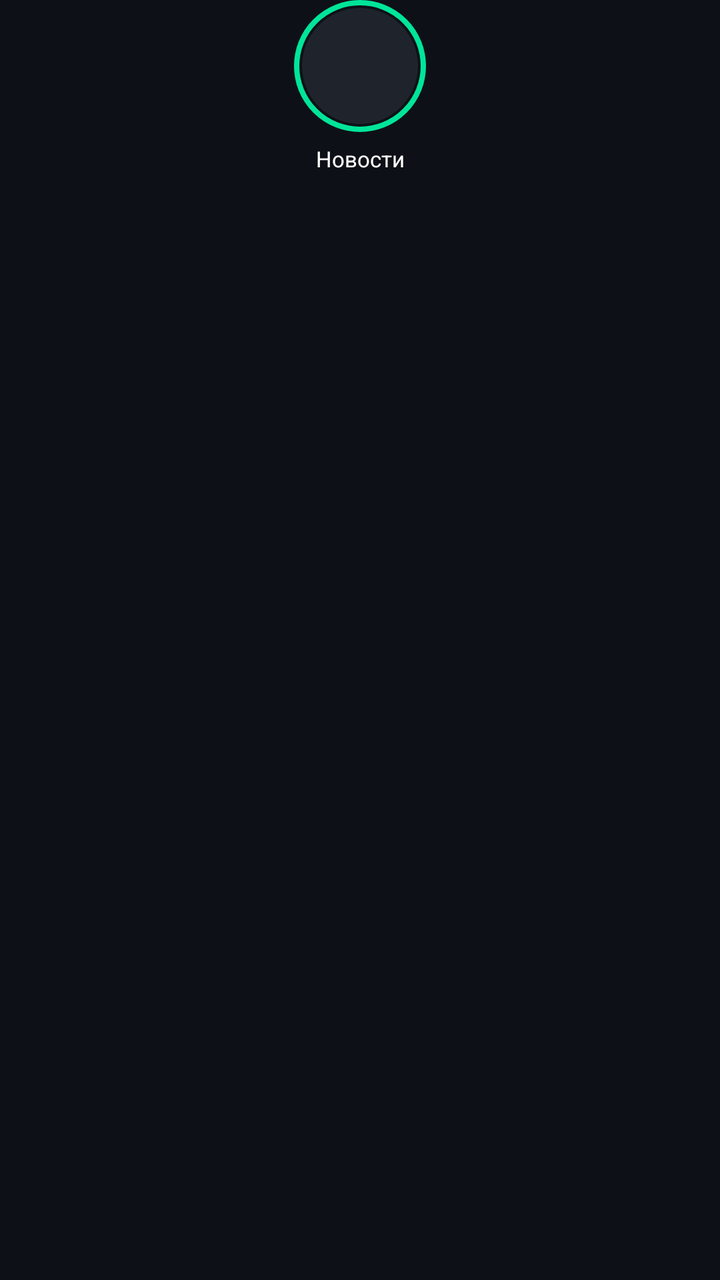
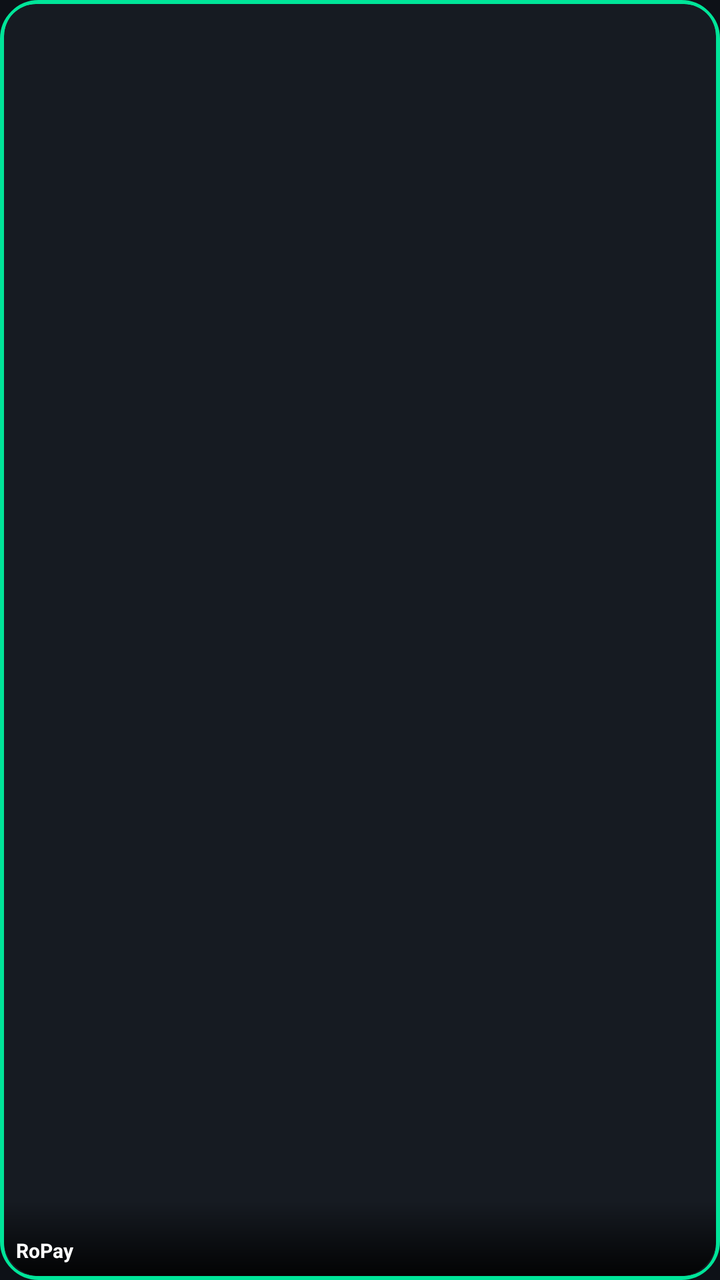

Compare the two renders of this Android layout. The source of the first and the diff that turns it into the second are given below.
<!-- AndroidManifest.xml: application theme Theme.RoPay -->
<!-- res/layout/item_story.xml -->
<?xml version="1.0" encoding="utf-8"?>
<LinearLayout xmlns:android="http://schemas.android.com/apk/res/android"
    android:layout_width="wrap_content"
    android:layout_height="wrap_content"
    android:orientation="vertical"
    android:gravity="center_horizontal"
    android:layout_marginEnd="14dp">

    <FrameLayout
        android:id="@+id/fl_story_ring"
        android:layout_width="66dp"
        android:layout_height="66dp"
        android:background="@drawable/bg_story_ring_unviewed">

        <ImageView
            android:id="@+id/iv_story_thumb"
            android:layout_width="match_parent"
            android:layout_height="match_parent"
            android:scaleType="centerCrop"
            android:background="@drawable/bg_circle_avatar"
            android:contentDescription="Story Thumbnail" />
    </FrameLayout>

    <TextView
        android:id="@+id/tv_story_title"
        android:layout_width="68dp"
        android:layout_height="wrap_content"
        android:layout_marginTop="6dp"
        android:gravity="center"
        android:maxLines="1"
        android:ellipsize="end"
        android:text="Новости"
        android:textColor="@color/white"
        android:textSize="11sp" />

</LinearLayout>
<!-- resources referenced by this layout -->
<resources>
  <color name="white">#FFFFFF</color>
  <!-- drawable bg_circle_avatar (drawable) -->
  <?xml version="1.0" encoding="utf-8"?>
  <shape xmlns:android="http://schemas.android.com/apk/res/android"
      android:shape="oval">
      <solid android:color="@color/bg_card_secondary" />
  </shape>
  <!-- drawable bg_story_ring_unviewed (drawable) -->
  <?xml version="1.0" encoding="utf-8"?>
  <shape xmlns:android="http://schemas.android.com/apk/res/android"
      android:shape="oval">
      <stroke android:width="2.5dp" android:color="@color/mint" />
      <padding android:bottom="4dp" android:left="4dp" android:right="4dp" android:top="4dp" />
  </shape>
  <style name="Theme.RoPay" parent="Theme.Material3.Dark.NoActionBar">
          <item name="colorPrimary">@color/mint</item>
          <item name="colorSecondary">@color/purple</item>
          <item name="android:statusBarColor">@color/bg_dark</item>
          <item name="android:navigationBarColor">@color/bg_dark</item>
          <item name="android:windowBackground">@color/bg_dark</item>
      </style>
  <color name="bg_card_secondary">#1F242C</color>
  <color name="mint">#00E599</color>
  <color name="purple">#8E44AD</color>
  <color name="bg_dark">#0D1117</color>
</resources>

<!-- the commit's change to res/layout/item_story.xml (unified diff, before → after) -->
@@ -1,36 +1,71 @@
 <?xml version="1.0" encoding="utf-8"?>
-<LinearLayout xmlns:android="http://schemas.android.com/apk/res/android"
-    android:layout_width="wrap_content"
-    android:layout_height="wrap_content"
-    android:orientation="vertical"
-    android:gravity="center_horizontal"
-    android:layout_marginEnd="14dp">
+<FrameLayout xmlns:android="http://schemas.android.com/apk/res/android"
+    xmlns:app="http://schemas.android.com/apk/res-auto"
+    android:id="@+id/fl_status_container"
+    android:layout_width="76dp"
+    android:layout_height="76dp"
+    android:layout_marginEnd="12dp"
+    android:background="@drawable/bg_status_square_unviewed"
+    android:padding="2dp">
 
-    <FrameLayout
-        android:id="@+id/fl_story_ring"
-        android:layout_width="66dp"
-        android:layout_height="66dp"
-        android:background="@drawable/bg_story_ring_unviewed">
+    
+    <androidx.cardview.widget.CardView
+        android:layout_width="match_parent"
+        android:layout_height="match_parent"
+        app:cardCornerRadius="16dp"
+        app:cardElevation="0dp"
+        app:cardBackgroundColor="@color/bg_card">
 
-        <ImageView
-            android:id="@+id/iv_story_thumb"
+        <FrameLayout
             android:layout_width="match_parent"
-            android:layout_height="match_parent"
-            android:scaleType="centerCrop"
-            android:background="@drawable/bg_circle_avatar"
-            android:contentDescription="Story Thumbnail" />
-    </FrameLayout>
+            android:layout_height="match_parent">
 
-    <TextView
-        android:id="@+id/tv_story_title"
-        android:layout_width="68dp"
-        android:layout_height="wrap_content"
-        android:layout_marginTop="6dp"
-        android:gravity="center"
-        android:maxLines="1"
-        android:ellipsize="end"
-        android:text="Новости"
-        android:textColor="@color/white"
-        android:textSize="11sp" />
+            
+            <ImageView
+                android:id="@+id/iv_story_thumb"
+                android:layout_width="match_parent"
+                android:layout_height="match_parent"
+                android:scaleType="centerCrop"
+                android:contentDescription="Status Media" />
 
-</LinearLayout>
+            
+            <FrameLayout
+                android:id="@+id/fl_story_fallback"
+                android:layout_width="match_parent"
+                android:layout_height="match_parent"
+                android:background="@color/bg_card"
+                android:visibility="gone">
+
+                <ImageView
+                    android:id="@+id/iv_fallback_icon"
+                    android:layout_width="28dp"
+                    android:layout_height="28dp"
+                    android:layout_gravity="center"
+                    android:src="@drawable/ic_bolt"
+                    app:tint="@color/mint" />
+            </FrameLayout>
+
+            
+            <View
+                android:layout_width="match_parent"
+                android:layout_height="38dp"
+                android:layout_gravity="bottom"
+                android:background="@drawable/scrim_bottom_dark" />
+
+            
+            <TextView
+                android:id="@+id/tv_story_title"
+                android:layout_width="match_parent"
+                android:layout_height="wrap_content"
+                android:layout_gravity="bottom"
+                android:ellipsize="end"
+                android:maxLines="2"
+                android:padding="6dp"
+                android:text="RoPay"
+                android:textColor="@color/white"
+                android:textSize="10sp"
+                android:textStyle="bold" />
+
+        </FrameLayout>
+    </androidx.cardview.widget.CardView>
+</FrameLayout>
<!-- resource entries referenced after the edit -->
@@ -1,18 +1,36 @@
 <!-- resources referenced by this layout -->
 <resources>
+  <color name="bg_card">#161B22</color>
   <color name="white">#FFFFFF</color>
-  <!-- drawable bg_circle_avatar (drawable) -->
+  <!-- drawable bg_status_square_unviewed (drawable) -->
   <?xml version="1.0" encoding="utf-8"?>
   <shape xmlns:android="http://schemas.android.com/apk/res/android"
-      android:shape="oval">
-      <solid android:color="@color/bg_card_secondary" />
+      android:shape="rectangle">
+      <corners android:radius="18dp" />
+      <solid android:color="@color/bg_card" />
+      <stroke android:width="2.5dp" android:color="@color/mint" />
   </shape>
-  <!-- drawable bg_story_ring_unviewed (drawable) -->
+  <!-- drawable ic_bolt (drawable) -->
+  <vector xmlns:android="http://schemas.android.com/apk/res/android"
+      android:width="24dp"
+      android:height="24dp"
+      android:viewportWidth="24"
+      android:viewportHeight="24">
+      <path
+          android:fillColor="#FFFFFFFF"
+          android:pathData="M11,21h-1l1,-7H7.5c-0.58,0 -0.57,-0.32 -0.38,-0.66 0.19,-0.34 0.05,-0.08 0.07,-0.12C8.48,10.94 10.42,7.54 13,3h1l-1,7h3.5c0.49,0 0.56,0.33 0.47,0.51l-0.07,0.15C12.96,17.55 11,21 11,21z"/>
+  </vector>
+  <!-- drawable scrim_bottom_dark (drawable) -->
   <?xml version="1.0" encoding="utf-8"?>
   <shape xmlns:android="http://schemas.android.com/apk/res/android"
-      android:shape="oval">
-      <stroke android:width="2.5dp" android:color="@color/mint" />
-      <padding android:bottom="4dp" android:left="4dp" android:right="4dp" android:top="4dp" />
+      android:shape="rectangle">
+      <corners
+          android:bottomLeftRadius="18dp"
+          android:bottomRightRadius="18dp" />
+      <gradient
+          android:angle="270"
+          android:startColor="#00000000"
+          android:endColor="#E6000000" />
   </shape>
   <style name="Theme.RoPay" parent="Theme.Material3.Dark.NoActionBar">
           <item name="colorPrimary">@color/mint</item>
@@ -21,7 +39,6 @@
           <item name="android:navigationBarColor">@color/bg_dark</item>
           <item name="android:windowBackground">@color/bg_dark</item>
       </style>
-  <color name="bg_card_secondary">#1F242C</color>
   <color name="mint">#00E599</color>
   <color name="purple">#8E44AD</color>
   <color name="bg_dark">#0D1117</color>
